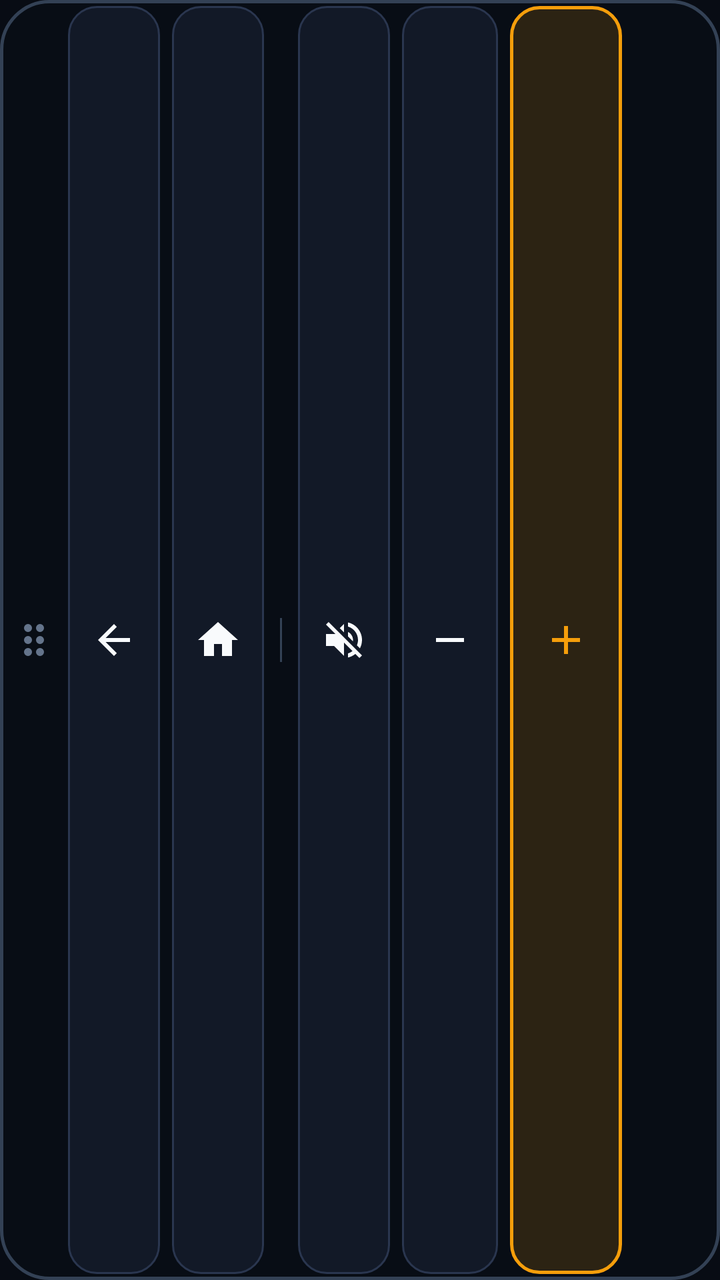
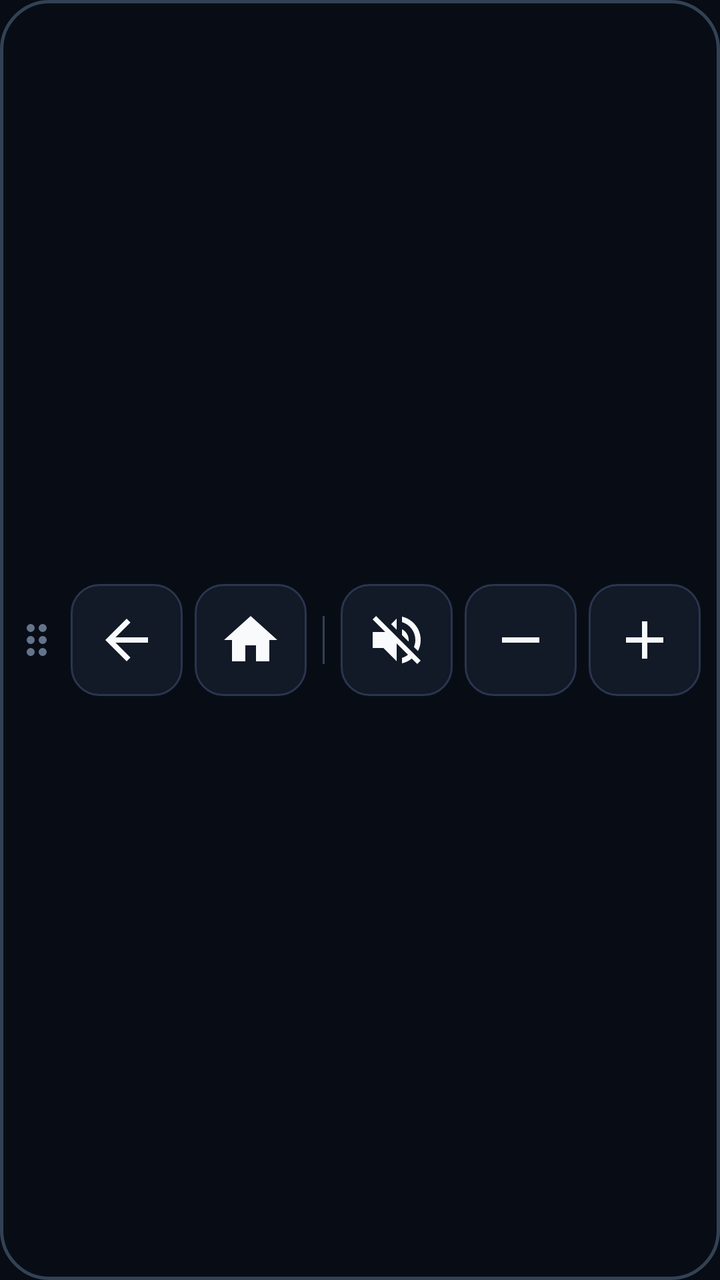

An Android layout rendered at two revisions. The XML below is the earlier revision; the diff shows what the commit changed to produce the second picture.
<!-- AndroidManifest.xml: application theme Theme.CarHeadUnitDock -->
<!-- res/layout/layout_car_dock_bar.xml -->
<?xml version="1.0" encoding="utf-8"?>
<LinearLayout xmlns:android="http://schemas.android.com/apk/res/android"
    android:id="@+id/floatingDockContainer"
    android:layout_width="wrap_content"
    android:layout_height="48dp"
    android:background="@drawable/bg_floating_dock"
    android:gravity="center_vertical"
    android:orientation="horizontal"
    android:paddingStart="8dp"
    android:paddingTop="3dp"
    android:paddingEnd="8dp"
    android:paddingBottom="3dp">

    
    <ImageView
        android:id="@+id/dragHandle"
        android:layout_width="22dp"
        android:layout_height="match_parent"
        android:contentDescription="Déplacer"
        android:paddingStart="3dp"
        android:paddingEnd="3dp"
        android:scaleType="centerInside"
        android:src="@drawable/ic_drag_handle" />

    
    <ImageButton
        android:id="@+id/btnBack"
        android:layout_width="46dp"
        android:layout_height="match_parent"
        android:layout_marginStart="4dp"
        android:background="@drawable/bg_button_night"
        android:contentDescription="Retour"
        android:scaleType="centerInside"
        android:src="@drawable/ic_back" />

    
    <ImageButton
        android:id="@+id/btnHome"
        android:layout_width="46dp"
        android:layout_height="match_parent"
        android:layout_marginStart="6dp"
        android:background="@drawable/bg_button_night"
        android:contentDescription="Accueil"
        android:scaleType="centerInside"
        android:src="@drawable/ic_home" />

    
    <View
        android:layout_width="1dp"
        android:layout_height="22dp"
        android:layout_marginStart="8dp"
        android:layout_marginEnd="8dp"
        android:background="#334155" />

    
    <ImageButton
        android:id="@+id/btnMute"
        android:layout_width="46dp"
        android:layout_height="match_parent"
        android:background="@drawable/bg_button_night"
        android:contentDescription="Sourdine"
        android:scaleType="centerInside"
        android:src="@drawable/ic_mute" />

    
    <ImageButton
        android:id="@+id/btnVolDown"
        android:layout_width="48dp"
        android:layout_height="match_parent"
        android:layout_marginStart="6dp"
        android:background="@drawable/bg_button_night"
        android:contentDescription="Volume Moins"
        android:scaleType="centerInside"
        android:src="@drawable/ic_volume_down" />

    
    <ImageButton
        android:id="@+id/btnVolUp"
        android:layout_width="56dp"
        android:layout_height="match_parent"
        android:layout_marginStart="6dp"
        android:background="@drawable/bg_button_plus_glow"
        android:contentDescription="Volume Plus"
        android:scaleType="centerInside"
        android:src="@drawable/ic_volume_up" />

</LinearLayout>
<!-- resources referenced by this layout -->
<resources>
  <!-- drawable bg_button_night (drawable) -->
  <?xml version="1.0" encoding="utf-8"?>
  <ripple xmlns:android="http://schemas.android.com/apk/res/android"
      android:color="@color/car_btn_pressed">
      <item>
          <shape android:shape="rectangle">
              <corners android:radius="14dp" />
              <solid android:color="@color/car_surface_dark" />
              <stroke
                  android:width="1dp"
                  android:color="@color/car_border_dark" />
          </shape>
      </item>
  </ripple>
  <!-- drawable bg_button_plus_glow (drawable) -->
  <?xml version="1.0" encoding="utf-8"?>
  <ripple xmlns:android="http://schemas.android.com/apk/res/android"
      android:color="@color/car_accent_amber_glow">
      <item>
          <shape android:shape="rectangle">
              <corners android:radius="14dp" />
              <solid android:color="@color/car_accent_amber_subtle" />
              <stroke
                  android:width="1.5dp"
                  android:color="@color/car_accent_amber" />
          </shape>
      </item>
  </ripple>
  <!-- drawable bg_floating_dock (drawable) -->
  <?xml version="1.0" encoding="utf-8"?>
  <shape xmlns:android="http://schemas.android.com/apk/res/android"
      android:shape="rectangle">
      
      <solid android:color="#F2090D16" />
      <corners android:radius="24dp" />
      <stroke
          android:width="1.5dp"
          android:color="#334155" />
  </shape>
  <!-- drawable ic_back (drawable) -->
  <vector xmlns:android="http://schemas.android.com/apk/res/android"
      android:width="24dp"
      android:height="24dp"
      android:viewportWidth="24"
      android:viewportHeight="24">
      <path
          android:fillColor="@color/car_text_primary"
          android:pathData="M20,11H7.83l5.59,-5.59L12,4l-8,8 8,8 1.41,-1.41L7.83,13H20v-2z" />
  </vector>
  <!-- drawable ic_home (drawable) -->
  <vector xmlns:android="http://schemas.android.com/apk/res/android"
      android:width="24dp"
      android:height="24dp"
      android:viewportWidth="24"
      android:viewportHeight="24">
      <path
          android:fillColor="@color/car_text_primary"
          android:pathData="M10,20v-6h4v6h5v-8h3L12,3 2,12h3v8z" />
  </vector>
  <!-- drawable ic_volume_down (drawable) -->
  <vector xmlns:android="http://schemas.android.com/apk/res/android"
      android:width="24dp"
      android:height="24dp"
      android:viewportWidth="24"
      android:viewportHeight="24">
      <path
          android:fillColor="@color/car_text_primary"
          android:pathData="M19,13H5v-2h14v2z" />
  </vector>
  <!-- drawable ic_volume_up (drawable) -->
  <vector xmlns:android="http://schemas.android.com/apk/res/android"
      android:width="24dp"
      android:height="24dp"
      android:viewportWidth="24"
      android:viewportHeight="24">
      <path
          android:fillColor="@color/car_accent_amber"
          android:pathData="M19,13h-6v6h-2v-6H5v-2h6V5h2v6h6v2z" />
  </vector>
  <style name="Theme.CarHeadUnitDock" parent="Theme.MaterialComponents.DayNight.NoActionBar">
          <item name="colorPrimary">@color/car_accent_amber</item>
          <item name="colorPrimaryVariant">@color/car_accent_amber</item>
          <item name="colorOnPrimary">@color/car_bg_black</item>
          <item name="android:statusBarColor">@color/car_bg_black</item>
          <item name="android:windowBackground">@color/car_bg_black</item>
      </style>
  <color name="car_btn_pressed">#334155</color>
  <color name="car_surface_dark">#121927</color>
  <color name="car_border_dark">#2A364F</color>
  <color name="car_accent_amber_glow">#4DF59E0B</color>
  <color name="car_accent_amber_subtle">#26F59E0B</color>
  <color name="car_accent_amber">#F59E0B</color>
  <color name="car_text_primary">#F8FAFC</color>
  <color name="car_bg_black">#080C14</color>
  <!-- unchanged entries left out for length: 2 -->
</resources>

<!-- the commit's change to res/layout/layout_car_dock_bar.xml (unified diff, before → after) -->
@@ -2,52 +2,54 @@
 <LinearLayout xmlns:android="http://schemas.android.com/apk/res/android"
     android:id="@+id/floatingDockContainer"
     android:layout_width="wrap_content"
-    android:layout_height="48dp"
+    android:layout_height="wrap_content"
     android:background="@drawable/bg_floating_dock"
-    android:gravity="center_vertical"
+    android:gravity="center"
     android:orientation="horizontal"
     android:paddingStart="8dp"
-    android:paddingTop="3dp"
+    android:paddingTop="4dp"
     android:paddingEnd="8dp"
-    android:paddingBottom="3dp">
+    android:paddingBottom="4dp">
 
     
     <ImageView
         android:id="@+id/dragHandle"
         android:layout_width="22dp"
-        android:layout_height="match_parent"
+        android:layout_height="48dp"
         android:contentDescription="Déplacer"
-        android:paddingStart="3dp"
-        android:paddingEnd="3dp"
+        android:padding="2dp"
         android:scaleType="centerInside"
         android:src="@drawable/ic_drag_handle" />
 
     
     <ImageButton
         android:id="@+id/btnBack"
-        android:layout_width="46dp"
-        android:layout_height="match_parent"
+        android:layout_width="56dp"
+        android:layout_height="56dp"
         android:layout_marginStart="4dp"
         android:background="@drawable/bg_button_night"
         android:contentDescription="Retour"
-        android:scaleType="centerInside"
+        android:padding="12dp"
+        android:scaleType="fitCenter"
         android:src="@drawable/ic_back" />
 
     
     <ImageButton
         android:id="@+id/btnHome"
-        android:layout_width="46dp"
-        android:layout_height="match_parent"
+        android:layout_width="56dp"
+        android:layout_height="56dp"
         android:layout_marginStart="6dp"
         android:background="@drawable/bg_button_night"
         android:contentDescription="Accueil"
-        android:scaleType="centerInside"
+        android:padding="12dp"
+        android:scaleType="fitCenter"
         android:src="@drawable/ic_home" />
 
     
     <View
+        android:id="@+id/dockSeparator"
         android:layout_width="1dp"
-        android:layout_height="22dp"
+        android:layout_height="24dp"
         android:layout_marginStart="8dp"
         android:layout_marginEnd="8dp"
         android:background="#334155" />
@@ -55,33 +57,36 @@
     
     <ImageButton
         android:id="@+id/btnMute"
-        android:layout_width="46dp"
-        android:layout_height="match_parent"
+        android:layout_width="56dp"
+        android:layout_height="56dp"
         android:background="@drawable/bg_button_night"
         android:contentDescription="Sourdine"
-        android:scaleType="centerInside"
+        android:padding="12dp"
+        android:scaleType="fitCenter"
         android:src="@drawable/ic_mute" />
 
     
     <ImageButton
         android:id="@+id/btnVolDown"
-        android:layout_width="48dp"
-        android:layout_height="match_parent"
+        android:layout_width="56dp"
+        android:layout_height="56dp"
         android:layout_marginStart="6dp"
         android:background="@drawable/bg_button_night"
         android:contentDescription="Volume Moins"
-        android:scaleType="centerInside"
+        android:padding="12dp"
+        android:scaleType="fitCenter"
         android:src="@drawable/ic_volume_down" />
 
     
     <ImageButton
         android:id="@+id/btnVolUp"
         android:layout_width="56dp"
-        android:layout_height="match_parent"
+        android:layout_height="56dp"
         android:layout_marginStart="6dp"
-        android:background="@drawable/bg_button_plus_glow"
+        android:background="@drawable/bg_button_night"
         android:contentDescription="Volume Plus"
-        android:scaleType="centerInside"
+        android:padding="12dp"
+        android:scaleType="fitCenter"
         android:src="@drawable/ic_volume_up" />
 
 </LinearLayout>
<!-- resource entries referenced after the edit -->
@@ -11,20 +11,6 @@
               <stroke
                   android:width="1dp"
                   android:color="@color/car_border_dark" />
-          </shape>
-      </item>
-  </ripple>
-  <!-- drawable bg_button_plus_glow (drawable) -->
-  <?xml version="1.0" encoding="utf-8"?>
-  <ripple xmlns:android="http://schemas.android.com/apk/res/android"
-      android:color="@color/car_accent_amber_glow">
-      <item>
-          <shape android:shape="rectangle">
-              <corners android:radius="14dp" />
-              <solid android:color="@color/car_accent_amber_subtle" />
-              <stroke
-                  android:width="1.5dp"
-                  android:color="@color/car_accent_amber" />
           </shape>
       </item>
   </ripple>
@@ -76,7 +62,7 @@
       android:viewportWidth="24"
       android:viewportHeight="24">
       <path
-          android:fillColor="@color/car_accent_amber"
+          android:fillColor="@color/car_text_primary"
           android:pathData="M19,13h-6v6h-2v-6H5v-2h6V5h2v6h6v2z" />
   </vector>
   <style name="Theme.CarHeadUnitDock" parent="Theme.MaterialComponents.DayNight.NoActionBar">
@@ -89,8 +75,6 @@
   <color name="car_btn_pressed">#334155</color>
   <color name="car_surface_dark">#121927</color>
   <color name="car_border_dark">#2A364F</color>
-  <color name="car_accent_amber_glow">#4DF59E0B</color>
-  <color name="car_accent_amber_subtle">#26F59E0B</color>
   <color name="car_accent_amber">#F59E0B</color>
   <color name="car_text_primary">#F8FAFC</color>
   <color name="car_bg_black">#080C14</color>
